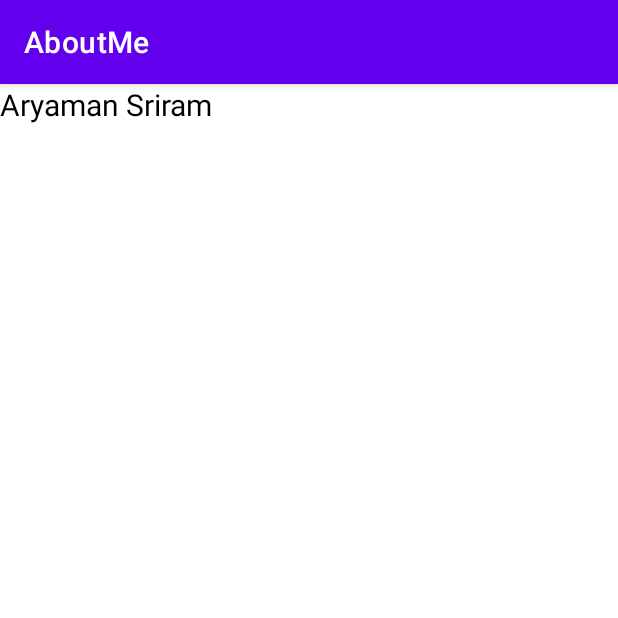
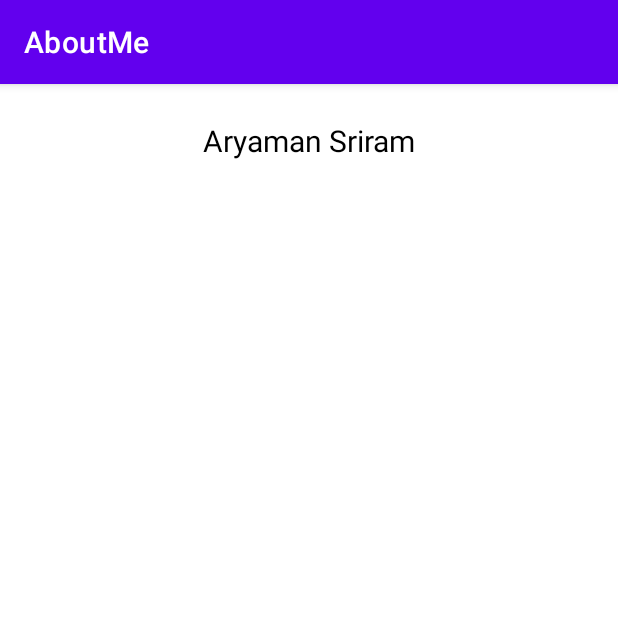
Before and after one commit to aryamansriram/AndroidUdacity, an Android app: the screen it shows after launch (MainActivity), on a phone screen of 412 x 824 dp, the top half of it. Run offline under Robolectric (Android 15) with nearby library versions, the phone set to English and light mode, and no system bars.

Commit message:
Styled the text view

```diff
--- a/about_me/app/src/main/res/layout/activity_main.xml
+++ b/about_me/app/src/main/res/layout/activity_main.xml
@@ -8,7 +8,7 @@
         android:id="@+id/name_text"
         android:layout_width="match_parent"
         android:layout_height="wrap_content"
+        android:gravity="center"
         android:text="@string/name"
-        android:textColor="@color/black"
-        android:textSize="@dimen/text_size" />
+        style="@style/name_style" />
 </LinearLayout>
--- /dev/null
+++ b/about_me/app/src/main/res/values/bools.xml
@@ -0,0 +1,4 @@
+<?xml version="1.0" encoding="utf-8"?>
+<resources>
+    <bool name="name_text_gravity">true</bool>
+</resources>
--- a/about_me/app/src/main/res/values/dimens.xml
+++ b/about_me/app/src/main/res/values/dimens.xml
@@ -1,4 +1,6 @@
 <?xml version="1.0" encoding="utf-8"?>
 <resources>
     <dimen name="text_size">20sp</dimen>
+    <dimen name="small_padding">8dp</dimen>
+    <dimen name="large_padding">16dp</dimen>
 </resources>
--- /dev/null
+++ b/about_me/app/src/main/res/values/styles.xml
@@ -0,0 +1,10 @@
+<?xml version="1.0" encoding="utf-8"?>
+<resources>
+
+    <style name="name_style">
+        <item name="android:layout_marginTop">@dimen/large_padding</item>
+        <item name="android:paddingTop">@dimen/small_padding</item>
+        <item name="android:textColor">@color/black</item>
+        <item name="android:textSize">@dimen/text_size</item>
+    </style>
+</resources>
```
Also changed, not shown: about_me/app/src/main/res/font/roboto.ttf (added).
